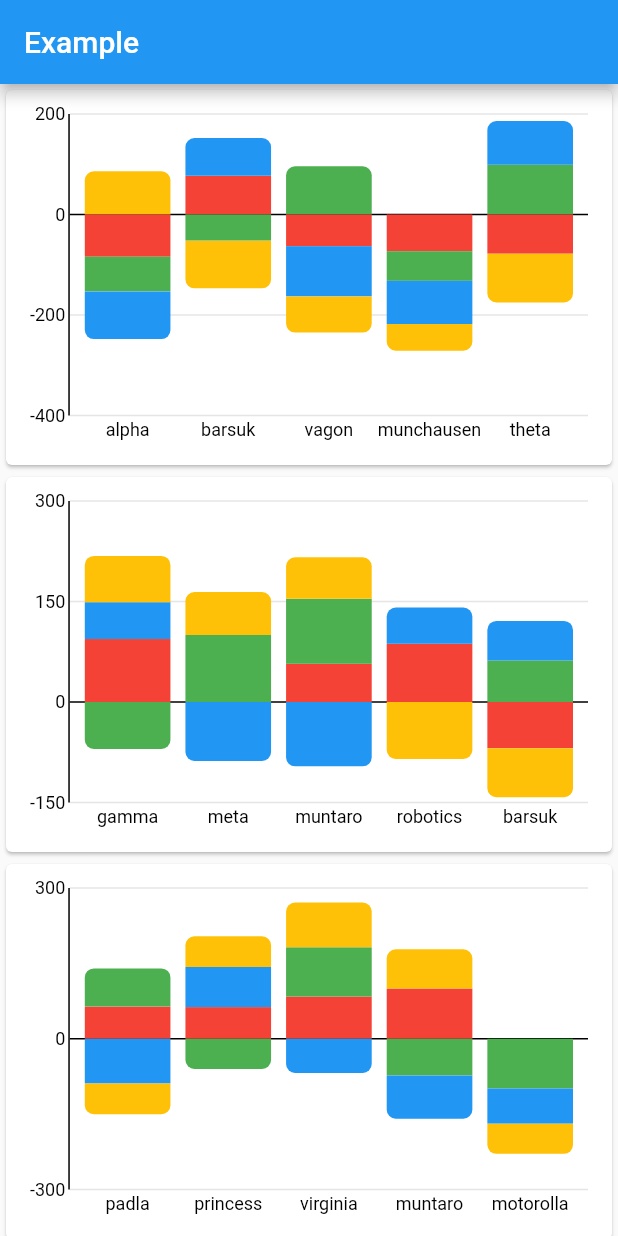
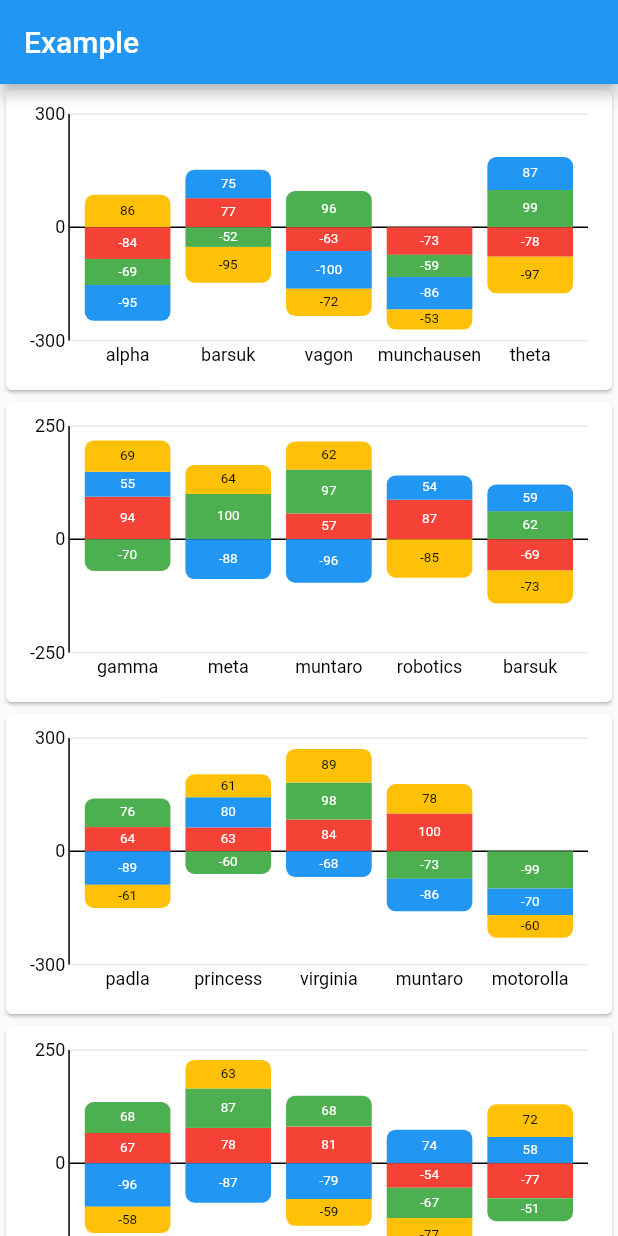
Before and after one commit to darkstarx/fast_charts, a Flutter app: the screen it shows after launch, on a phone screen of 412 x 824 dp. Run offline on Flutter 3.47's test engine with Material 2 defaults, Android fonts, the phone set to English and light mode, and no system bars.

Commit message:
Paint labels.

```diff
--- a/analysis_options.yaml
+++ b/analysis_options.yaml
@@ -1,4 +1,6 @@
 include: package:flutter_lints/flutter.yaml
 
-# Additional information about this file can be found at
-# https://dart.dev/guides/language/analysis-options
+linter:
+  rules:
+    prefer_relative_imports: true
+    prefer_single_quotes: true
--- a/example/lib/main.dart
+++ b/example/lib/main.dart
@@ -67,32 +67,36 @@ class _ExamplePageState extends State<ExamplePage>
     'motorolla', 'munchausen', 'baron', 'vagon', 'padma', 'padla', 'princess',
   ];
 
+  static double getMeasure(final int value) => value.toDouble();
+
+  static ChartLabel getLabel(final int value, final Color color)
+  {
+    final brightness = ThemeData.estimateBrightnessForColor(color);
+    return ChartLabel('$value',
+      style: TextStyle(
+        fontSize: 9,
+        color: brightness == Brightness.dark
+          ? Colors.white
+          : Colors.black,
+      ),
+      position: LabelPosition.inside,
+      alignment: Alignment.center,
+    );
+  }
+
   List<Series<String, int>> get rndSeries
   {
+    const colors = [ Colors.red, Colors.green, Colors.blue, Colors.amber ];
     final n = names.toList();
     final d = List.generate(5, (_) => n.removeAt(random.nextInt(n.length)));
-    final result = [
-      Series(
+    final result = colors
+      .map((color) => Series(
         data: { d[0]: rndInt, d[1]: rndInt, d[2]: rndInt, d[3]: rndInt, d[4]: rndInt },
-        color: Colors.red,
-        measureAccessor: (value) => value.toDouble(),
-      ),
-      Series(
-        data: { d[0]: rndInt, d[1]: rndInt, d[2]: rndInt, d[3]: rndInt, d[4]: rndInt },
-        color: Colors.green,
-        measureAccessor: (value) => value.toDouble(),
-      ),
-      Series(
-        data: { d[0]: rndInt, d[1]: rndInt, d[2]: rndInt, d[3]: rndInt, d[4]: rndInt },
-        color: Colors.blue,
-        measureAccessor: (value) => value.toDouble(),
-      ),
-      Series(
-        data: { d[0]: rndInt, d[1]: rndInt, d[2]: rndInt, d[3]: rndInt, d[4]: rndInt },
-        color: Colors.amber,
-        measureAccessor: (value) => value.toDouble(),
-      ),
-    ];
+        color: color,
+        measureAccessor: getMeasure,
+        labelAccessor: (value) => getLabel(value, color),
+      ))
+      .toList();
     return result;
   }
 
@@ -106,24 +110,38 @@ class _ExamplePageState extends State<ExamplePage>
   @override
   Widget build(final BuildContext context)
   {
-    final series = [
-      Series(
-        data: { 'alpha': -300, 'beta': -10, 'gamma': 1, 'theta\nmeta\nbarbuletta': 76 },
-        color: Colors.amber.withOpacity(0.5),
-        measureAccessor: (value) => value.toDouble(),
-      ),
-    ];
-    final number = NumberFormat.compact(locale: 'ru');
     return Scaffold(
       appBar: AppBar(title: const Text('Example')),
       body: Scrollbar(
-        child: SingleChildScrollView(
-          child: Column(
-            children: List.generate(100, (i) => Card(
+        // child: buildFullListView(context),
+        child: buildGenerativeListView(context),
+      ),
+    );
+  }
+
+  Widget buildFullListView(final BuildContext context)
+  {
+    return SingleChildScrollView(child: Column(
+      children: List.generate(_data.length, (i) => buildCard(context, i)),
+    ));
+  }
+
+  Widget buildGenerativeListView(final BuildContext context)
+  {
+    return ListView.builder(
+      itemCount: _data.length,
+      itemBuilder: (context, index) => buildCard(context, index),
+    );
+  }
+
+  Widget buildCard(final BuildContext context, final int index)
+  {
+    final number = NumberFormat.compact(locale: 'ru');
+    return Card(
       child: SizedBox(
-                height: 250,
+        height: 200,
         child: BarChart(
-                  data: _data[i],
+          data: _data[index],
           measureFormatter: number.format,
           valueAxis: Axis.vertical,
           inverted: false,
@@ -136,10 +154,6 @@ class _ExamplePageState extends State<ExamplePage>
           radius: const Radius.circular(6),
         ),
       ),
-            )),
-          ),
-        ),
-      ),
     );
   }
 
--- a/lib/bar_charts.dart
+++ b/lib/bar_charts.dart
@@ -1,4 +1,6 @@
 library bar_charts;
 
 export 'src/bar_chart.dart';
+export 'src/chart_label.dart';
+export 'src/label_position.dart';
 export 'src/series.dart';
--- a/lib/src/bar_chart.dart
+++ b/lib/src/bar_chart.dart
@@ -72,14 +72,33 @@ class _BarChartState<D, T> extends State<BarChart<D, T>>
   void initState()
   {
     super.initState();
-    ticksResolver = BarTicksResolver(minSpacing: widget.minTickSpacing);
+    _ticksResolver = BarTicksResolver(minSpacing: widget.minTickSpacing);
+    _stacks = _stacksFromSeries(widget.data,
+      domainFormatter: widget.domainFormatter,
+      valueAxis: widget.valueAxis,
+      inverted: widget.inverted,
+      radius: widget.radius,
+    );
   }
 
   @override
   void didUpdateWidget(covariant BarChart<D, T> oldWidget)
   {
     if (widget.minTickSpacing != oldWidget.minTickSpacing) {
-      ticksResolver = BarTicksResolver(minSpacing: widget.minTickSpacing);
+      _ticksResolver = BarTicksResolver(minSpacing: widget.minTickSpacing);
+    }
+    if (widget.data != oldWidget.data
+      || widget.domainFormatter != oldWidget.domainFormatter
+      || widget.valueAxis != oldWidget.valueAxis
+      || widget.inverted != oldWidget.inverted
+      || widget.radius != oldWidget.radius
+    ) {
+      _stacks = _stacksFromSeries(widget.data,
+        domainFormatter: widget.domainFormatter,
+        valueAxis: widget.valueAxis,
+        inverted: widget.inverted,
+        radius: widget.radius,
+      );
     }
     super.didUpdateWidget(oldWidget);
   }
@@ -91,13 +110,8 @@ class _BarChartState<D, T> extends State<BarChart<D, T>>
     return LayoutBuilder(builder: (context, constraints) => CustomPaint(
       size: constraints.biggest,
       painter: BarPainter(
-        data: _stacksFromSeries(widget.data,
-          domainFormatter: widget.domainFormatter,
-          valueAxis: widget.valueAxis,
-          inverted: widget.inverted,
-          radius: widget.radius,
-        ),
-        ticksResolver: ticksResolver,
+        data: _stacks,
+        ticksResolver: _ticksResolver,
         measureFormatter: widget.measureFormatter,
         mainAxisTextStyle: widget.mainAxisTextStyle ?? TextStyle(
           fontSize: 12.0,
@@ -216,5 +230,6 @@ class _BarChartState<D, T> extends State<BarChart<D, T>>
     );
   }
 
-  late BarTicksResolver ticksResolver;
+  late BarTicksResolver _ticksResolver;
+  late BarChartStacks _stacks;
 }
```
Also changed, not shown: example/analysis_options.yaml (+2 -25 lines), lib/src/bar_chart/painter.dart (+80 -4 lines). Lines whose indentation alone changed are shown as unchanged.
